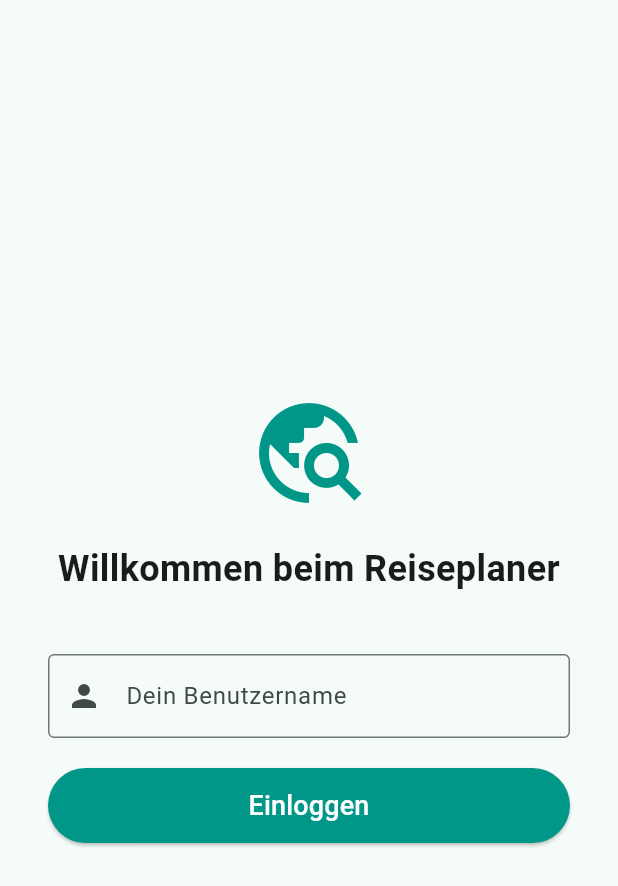
After one commit to Phimance/Reiseplaner-Frontend, a Flutter app: the screen it shows after launch, after a tap on "Einloggen", on a phone screen of 412 x 824 dp. The commit adds this screen. Shown: the top 886 px of the screen. Run offline on Flutter 3.47's test engine with Material 3 defaults, Android fonts, the phone set to English and light mode, and no system bars; network calls fail.

Commit message:
Login + API test

```diff
--- /dev/null
+++ b/lib/login_screen.dart
@@ -0,0 +1,125 @@
+import 'package:flutter/material.dart';
+import 'api_service.dart';
+import 'main.dart'; // Um später zum MainScreen zu navigieren
+
+class LoginScreen extends StatefulWidget {
+  const LoginScreen({super.key});
+
+  @override
+  State<LoginScreen> createState() => _LoginScreenState();
+}
+
+class _LoginScreenState extends State<LoginScreen> {
+  final TextEditingController _nameController = TextEditingController();
+  final ApiService _apiService = ApiService();
+  bool _isLoading = false;
+
+  void _handleLogin() async {
+    final name = _nameController.text.trim();
+    if (name.isEmpty) return;
+
+    setState(() => _isLoading = true);
+
+    try {
+      // 1. Prüfen, ob der Nutzer existiert
+      final exists = await _apiService.loginBenutzer(name);
+
+      if (exists) {
+        // 2a. Nutzer existiert -> Ab zum MainScreen!
+        if (mounted) {
+          Navigator.pushReplacement(
+            context,
+            MaterialPageRoute(builder: (context) => const MainScreen()),
+          );
+        }
+      } else {
+        // 2b. Nutzer existiert nicht -> Dialog anzeigen, ob er erstellt werden soll
+        if (mounted) _showRegisterDialog(name);
+      }
+    } catch (e) {
+      if (mounted) {
+        ScaffoldMessenger.of(context).showSnackBar(SnackBar(content: Text('Fehler: $e')));
+      }
+    } finally {
+      setState(() => _isLoading = false);
+    }
+  }
+
+  void _showRegisterDialog(String name) {
+    showDialog(
+      context: context,
+      builder: (context) => AlertDialog(
+        title: const Text('Nutzer nicht gefunden'),
+        content: Text('Der Benutzer "$name" existiert noch nicht. Möchtest du ihn anlegen?'),
+        actions: [
+          TextButton(
+            onPressed: () => Navigator.pop(context),
+            child: const Text('Abbrechen'),
+          ),
+          ElevatedButton(
+            onPressed: () async {
+              Navigator.pop(context); // Dialog schließen
+              setState(() => _isLoading = true);
+              try {
+                // Nutzer registrieren
+                await _apiService.registerBenutzer(name);
+                // Direkt danach einloggen
+                if (mounted) {
+                  Navigator.pushReplacement(
+                    context,
+                    MaterialPageRoute(builder: (context) => const MainScreen()),
+                  );
+                }
+              } catch (e) {
+                if (mounted) ScaffoldMessenger.of(context).showSnackBar(SnackBar(content: Text('Fehler: $e')));
+              } finally {
+                setState(() => _isLoading = false);
+              }
+            },
+            child: const Text('Registrieren'),
+          ),
+        ],
+      ),
+    );
+  }
+
+  @override
+  Widget build(BuildContext context) {
+    return Scaffold(
+      body: Center(
+        child: Padding(
+          padding: const EdgeInsets.all(32.0),
+          child: Column(
+            mainAxisAlignment: MainAxisAlignment.center,
+            children: [
+              const Icon(Icons.travel_explore, size: 80, color: Colors.teal),
+              const SizedBox(height: 20),
+              const Text('Willkommen beim Reiseplaner', style: TextStyle(fontSize: 24, fontWeight: FontWeight.bold), textAlign: TextAlign.center,),
+              const SizedBox(height: 40),
+              TextField(
+                controller: _nameController,
+                decoration: const InputDecoration(
+                  labelText: 'Dein Benutzername',
+                  border: OutlineInputBorder(),
+                  prefixIcon: Icon(Icons.person),
+                ),
+              ),
+              const SizedBox(height: 20),
+              SizedBox(
+                width: double.infinity,
+                height: 50,
+                child: ElevatedButton(
+                  onPressed: _isLoading ? null : _handleLogin,
+                  style: ElevatedButton.styleFrom(backgroundColor: Colors.teal, foregroundColor: Colors.white),
+                  child: _isLoading
+                      ? const CircularProgressIndicator(color: Colors.white)
+                      : const Text('Einloggen', style: TextStyle(fontSize: 18)),
+                ),
+              ),
+            ],
+          ),
+        ),
+      ),
+    );
+  }
+}
--- a/pubspec.yaml
+++ b/pubspec.yaml
@@ -19,7 +19,7 @@ publish_to: 'none' # Remove this line if you wish to publish to pub.dev
 version: 1.0.0+1
 
 environment:
-  sdk: ^3.10.8
+  sdk: '>=3.10.8 <4.0.0'
 
 # Dependencies specify other packages that your package needs in order to work.
 # To automatically upgrade your package dependencies to the latest versions
@@ -30,6 +30,7 @@ environment:
 dependencies:
   flutter:
     sdk: flutter
+  http: ^1.6.0
 
   # The following adds the Cupertino Icons font to your application.
   # Use with the CupertinoIcons class for iOS style icons.
@@ -44,7 +45,7 @@ dev_dependencies:
   # activated in the `analysis_options.yaml` file located at the root of your
   # package. See that file for information about deactivating specific lint
   # rules and activating additional ones.
-  flutter_lints: ^6.0.0
+  flutter_lints: ^3.0.0
 
 # For information on the generic Dart part of this file, see the
 # following page: https://dart.dev/tools/pub/pubspec
```
Also changed, not shown: lib/api_service.dart (added, +70 -0 lines), lib/main.dart (+78 -91 lines), pubspec.lock, 2 other files.
